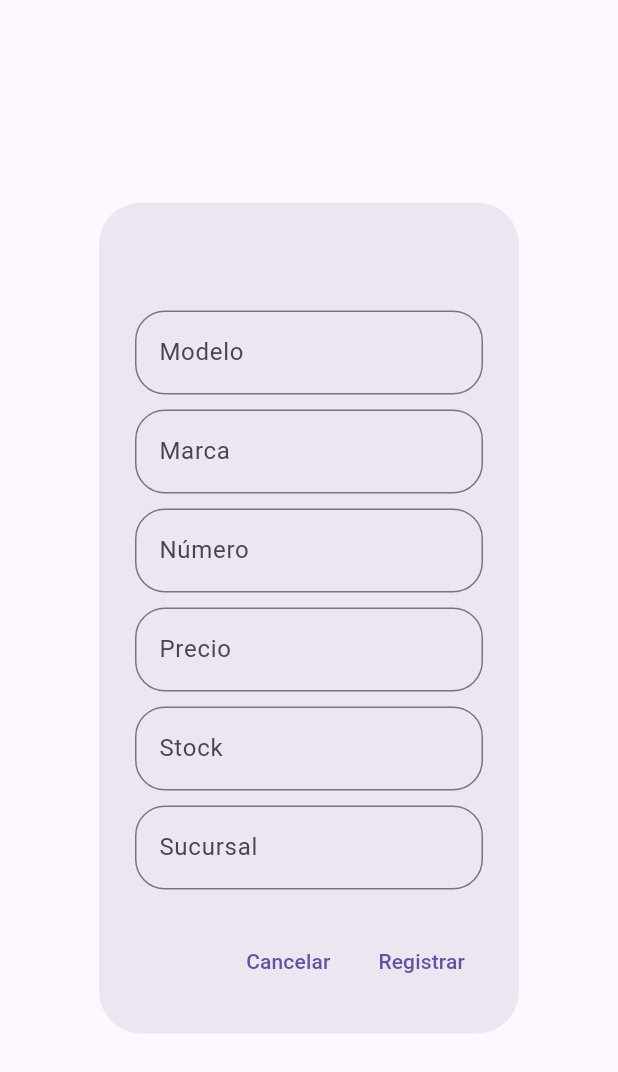
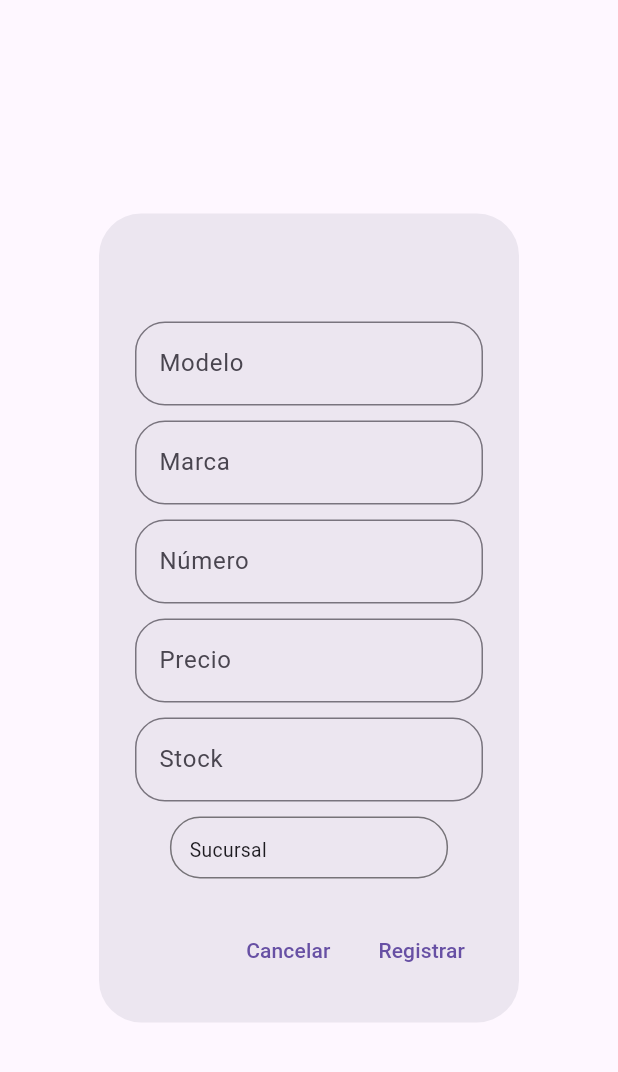
Before and after one commit to MarCarrera/shoeme-prueba, a Flutter app: the AddDialog widget shown alone on an empty page, opened directly with empty values, on a phone screen of 412 x 824 dp. Shown: the top 1072 px of the screen. Run offline on Flutter 3.47's test engine with Material 3 defaults, Android fonts, the phone set to English and light mode, and no system bars; our stand-ins replace lottie; missing offline and left inert: dart:ffi, material_dialogs; network calls fail.

Commit message:
selector sicirsal en registro agregado

```diff
--- a/lib/views/Home/components/dialogs/add_dialog.dart
+++ b/lib/views/Home/components/dialogs/add_dialog.dart
@@ -3,6 +3,7 @@ import 'package:material_dialogs/dialogs.dart';
 import 'package:lottie/lottie.dart';
 
 import '../../../../controller/request.dart';
+import '../../../../models/view_model.dart';
 
 class AddDialog extends StatefulWidget {
   final String title;
@@ -41,6 +42,9 @@ class _AddDialogState extends State<AddDialog> {
   late TextEditingController _existenciaC;
   late TextEditingController _almacenC;
 
+  String? selectedSucursalName;
+  String? selectedSucursalId;
+
   @override
   void initState() {
     super.initState();
@@ -54,6 +58,51 @@ class _AddDialogState extends State<AddDialog> {
 
   @override
   Widget build(BuildContext context) {
+    final screenHeight = MediaQuery.of(context).size.height;
+    final screenWidth = MediaQuery.of(context).size.width;
+    double fontSize = screenHeight * 0.02;
+
+    void _showSearchModal(BuildContext context) {
+      showModalBottomSheet(
+        context: context,
+        isScrollControlled: true,
+        builder: (BuildContext context) {
+          return Container(
+            height: screenHeight * 0.2,
+            child: FutureBuilder<List<Sucursal>>(
+              future: getSucursales(),
+              builder: (context, snapshot) {
+                if (snapshot.connectionState == ConnectionState.waiting) {
+                  return Center(child: CircularProgressIndicator());
+                } else if (snapshot.hasError) {
+                  return Center(child: Text('Error: ${snapshot.error}'));
+                } else if (!snapshot.hasData || snapshot.data!.isEmpty) {
+                  return Center(child: Text('No hay datos disponibles.'));
+                } else {
+                  return ListView.builder(
+                    itemCount: snapshot.data!.length,
+                    itemBuilder: (context, index) {
+                      final item = snapshot.data![index];
+                      return ListTile(
+                        title: Text(item.nombre),
+                        onTap: () async {
+                          setState(() {
+                            selectedSucursalName = item.nombre;
+                            selectedSucursalId = item.idSucursal.toString();
+                          });
+                          Navigator.pop(context);
+                        },
+                      );
+                    },
+                  );
+                }
+              },
+            ),
+          );
+        },
+      );
+    }
+
     return AlertDialog(
       title: Text(widget.title),
       content: SingleChildScrollView(
@@ -120,15 +169,26 @@ class _AddDialogState extends State<AddDialog> {
             SizedBox(
               height: 10,
             ),
-            TextField(
-              controller: _almacenC,
-              keyboardType: TextInputType.number,
-              obscureText: widget.obscureText,
-              decoration: const InputDecoration(
-                  border: OutlineInputBorder(
-                      borderRadius: BorderRadius.all(Radius.circular(20))),
-                  hintText: 'Sucursal'),
-            ),
+            GestureDetector(
+              onTap: () {
+                _showSearchModal(context);
+              },
+              child: Container(
+                height: screenHeight * 0.05,
+                width: screenWidth * 0.45,
+                decoration: BoxDecoration(
+                  border: Border.all(color: Colors.black.withOpacity(0.5)),
+                  borderRadius: BorderRadius.all(Radius.circular(20)),
+                ),
+                child: Padding(
+                  padding: const EdgeInsets.all(12),
+                  child: Text(
+                    selectedSucursalName ?? 'Sucursal',
+                    style: TextStyle(fontSize: fontSize * 0.78),
+                  ),
+                ),
+              ),
+            )
           ],
         ),
       ),
@@ -148,7 +208,7 @@ class _AddDialogState extends State<AddDialog> {
             widget.numPieC.text = _numPieC.text;
             widget.precioC.text = _precioC.text;
             widget.existenciaC.text = _existenciaC.text;
-            widget.almacenC.text = _almacenC.text;
+            widget.almacenC.text = selectedSucursalId!;
 
             bool response = await addNewShoe(
               modelo: widget.modeloC.text,
```
